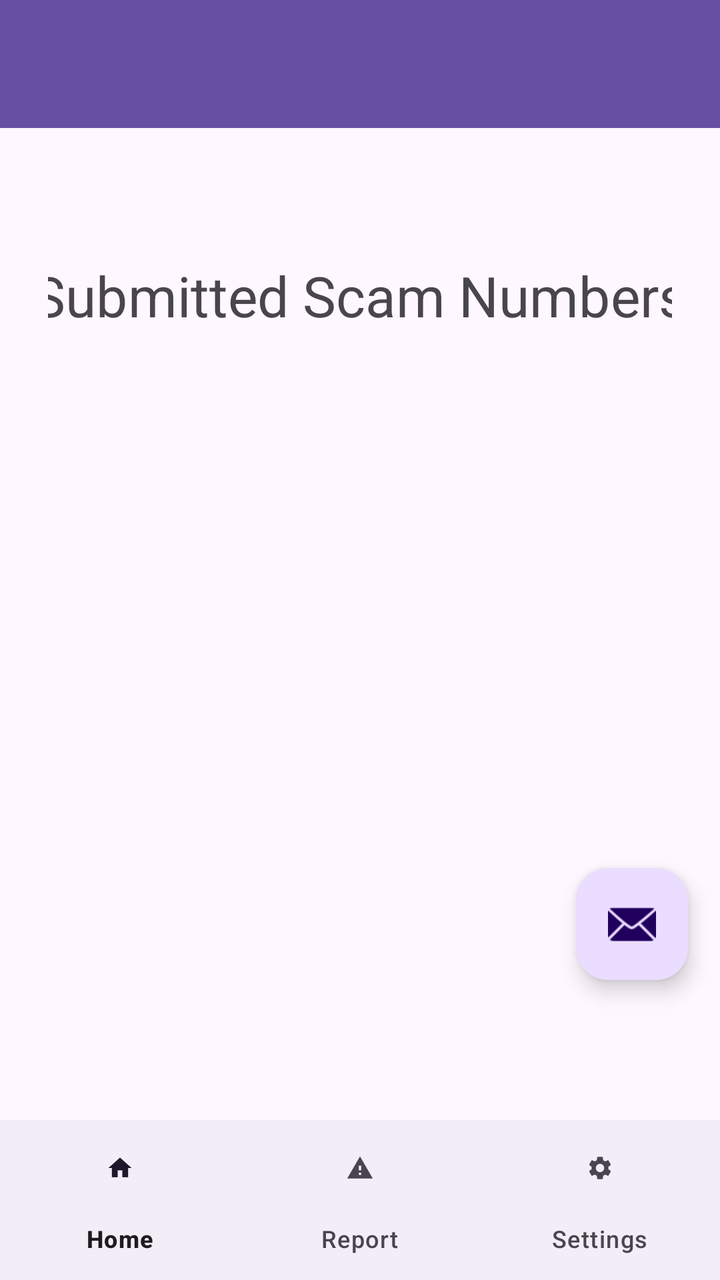
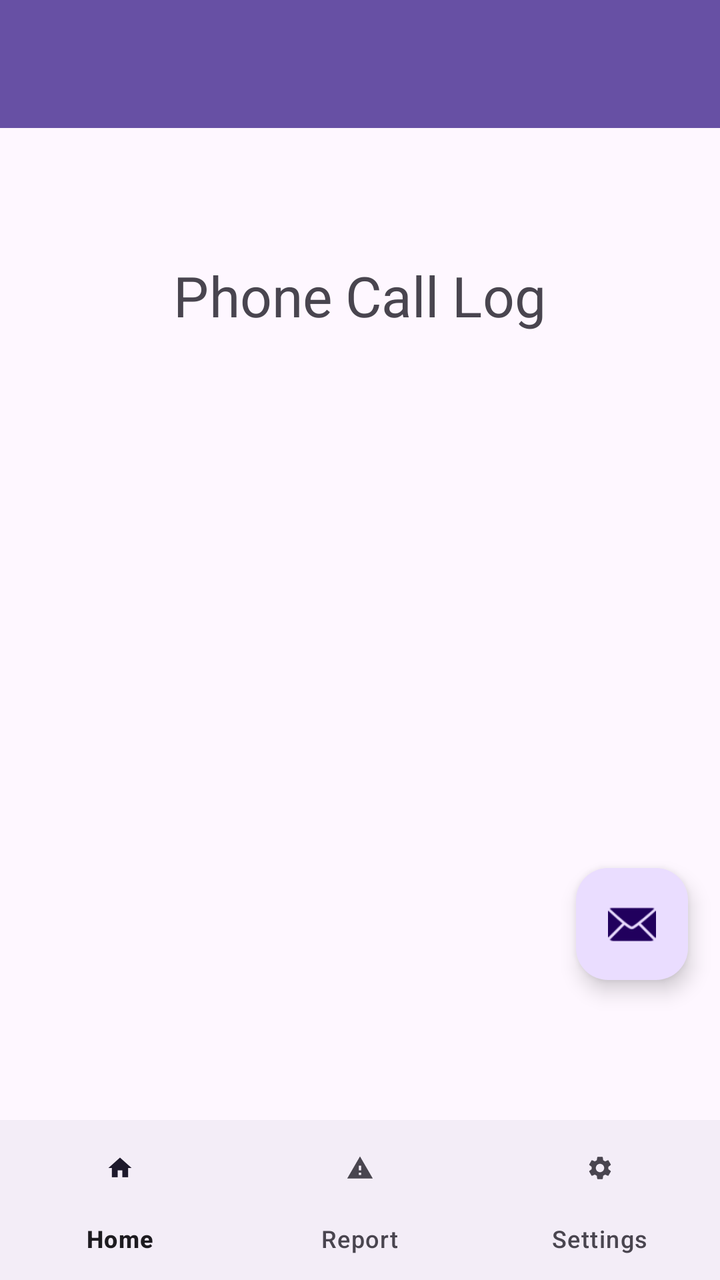

An Android layout rendered at two revisions. The XML below is the earlier revision; the diff shows what the commit changed to produce the second picture.
<!-- AndroidManifest.xml: activity theme Theme.ScamCallDetector -->
<!-- res/layout/activity_main.xml -->
<?xml version="1.0" encoding="utf-8"?>
<androidx.coordinatorlayout.widget.CoordinatorLayout xmlns:android="http://schemas.android.com/apk/res/android"
    xmlns:app="http://schemas.android.com/apk/res-auto"
    xmlns:tools="http://schemas.android.com/tools"
    android:id="@+id/main"
    android:layout_width="match_parent"
    android:layout_height="match_parent"
    android:fitsSystemWindows="true"
    tools:context=".MainActivity">

    <com.google.android.material.appbar.AppBarLayout
        android:id="@+id/appBarLayout"
        android:layout_width="match_parent"
        android:layout_height="wrap_content"
        android:fitsSystemWindows="true">

        <androidx.appcompat.widget.Toolbar
            android:id="@+id/toolbar"
            android:layout_width="match_parent"
            android:layout_height="wrap_content"
            android:background="?attr/colorPrimary"
            android:minHeight="?attr/actionBarSize"
            android:theme="?attr/actionBarTheme" />

    </com.google.android.material.appbar.AppBarLayout>

    

    <LinearLayout
        android:layout_width="match_parent"
        android:layout_height="match_parent"
        android:layout_marginTop="?attr/actionBarSize"
        android:layout_marginBottom="56dp"
        android:orientation="vertical"
        android:padding="24dp">

        <TextView
            android:id="@+id/main_title"
            android:layout_width="wrap_content"
            android:layout_height="wrap_content"
            android:layout_marginTop="50dp"
            android:layout_marginBottom="20dp"
            android:layout_gravity="center_horizontal"
            android:scaleX="2"
            android:scaleY="2"
            android:text="Submitted Scam Numbers" />

        <ScrollView
            android:layout_width="match_parent"
            android:layout_height="0dp"
            android:layout_weight="1"
            android:layout_marginTop="20dp">

            <LinearLayout
                android:id="@+id/call_log_container"
                android:layout_width="match_parent"
                android:layout_height="wrap_content"
                android:orientation="vertical" />

        </ScrollView>

    </LinearLayout>

    <com.google.android.material.floatingactionbutton.FloatingActionButton
        android:id="@+id/fab"
        android:layout_width="wrap_content"
        android:layout_height="wrap_content"
        android:layout_gravity="bottom|end"
        android:layout_marginEnd="@dimen/fab_margin"
        android:layout_marginBottom="150dp"
        app:srcCompat="@android:drawable/ic_dialog_email" />

    <com.google.android.material.bottomnavigation.BottomNavigationView
        android:id="@+id/bottomNavigationView"
        android:layout_width="match_parent"
        android:layout_height="wrap_content"
        android:layout_gravity="bottom"
        app:labelVisibilityMode="labeled"
        app:menu="@menu/menu_scam_call" />







</androidx.coordinatorlayout.widget.CoordinatorLayout>
<!-- resources referenced by this layout -->
<resources>
  <dimen name="fab_margin">16dp</dimen>
  <style name="Theme.ScamCallDetector" parent="Base.Theme.ScamCallDetector" />
  <style name="Base.Theme.ScamCallDetector" parent="Theme.Material3.DayNight.NoActionBar">
          
          
      </style>
</resources>

<!-- the commit's change to res/layout/activity_main.xml (unified diff, before → after) -->
@@ -38,12 +38,12 @@
             android:id="@+id/main_title"
             android:layout_width="wrap_content"
             android:layout_height="wrap_content"
+            android:layout_gravity="center_horizontal"
             android:layout_marginTop="50dp"
             android:layout_marginBottom="20dp"
-            android:layout_gravity="center_horizontal"
             android:scaleX="2"
             android:scaleY="2"
-            android:text="Submitted Scam Numbers" />
+            android:text="Phone Call Log" />
 
         <ScrollView
             android:layout_width="match_parent"
